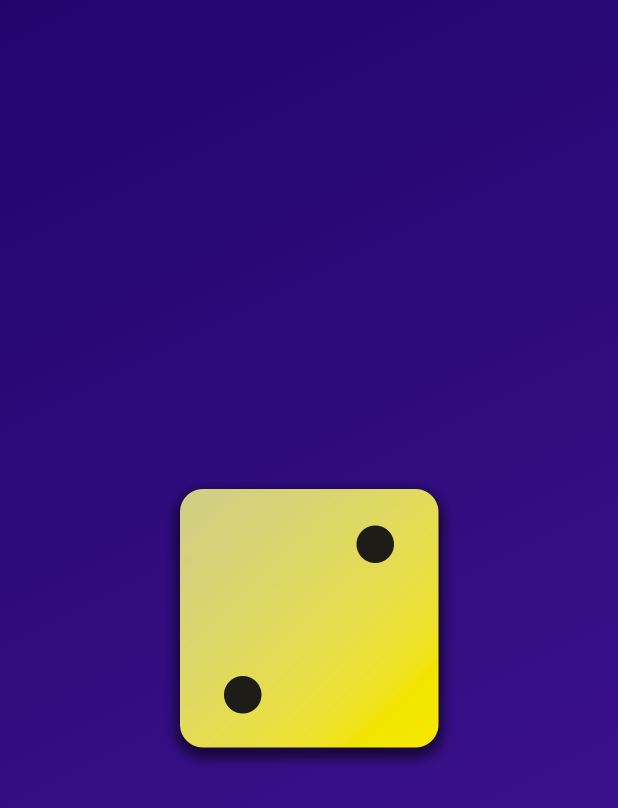
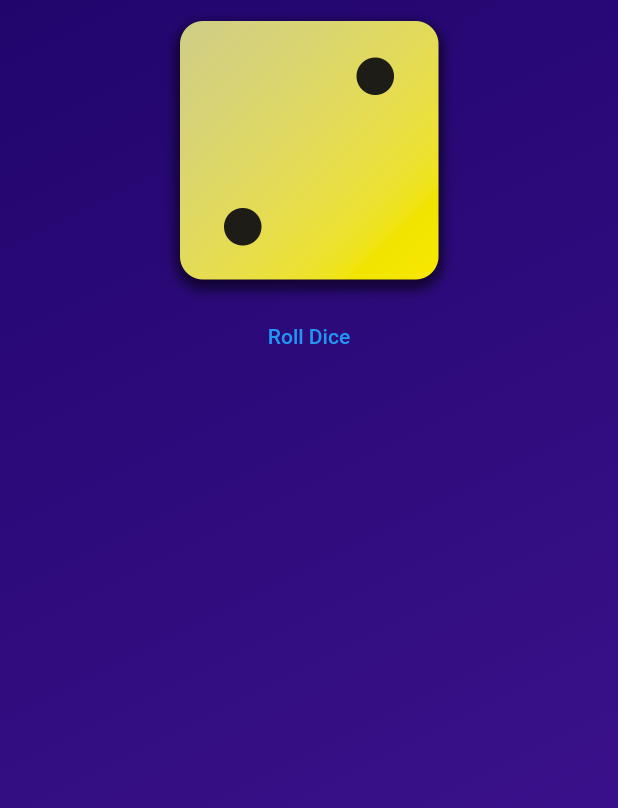
Before and after one commit to zakdim/fcg_basics, a Flutter app: the screen it shows after launch, on a phone screen of 412 x 824 dp. Shown: the top 808 px of the screen. Run offline on Flutter 3.47's test engine with Material 2 defaults, Android fonts, the phone set to English and light mode, and no system bars.

Commit message:
s02-45 Adding buttons & using functions as values

```diff
--- a/lib/gradient_container.dart
+++ b/lib/gradient_container.dart
@@ -15,6 +15,8 @@ class GradientContainer extends StatelessWidget {
   final Color color1;
   final Color color2;
 
+  void rollDice() {}
+
   @override
   Widget build(BuildContext context) {
     return Container(
@@ -26,9 +28,17 @@ class GradientContainer extends StatelessWidget {
         ),
       ),
       child: Center(
-        child: Image.asset(
-          'assets/images/dice-2.png',
-          width: 200,
+        child: Column(
+          children: [
+            Image.asset(
+              'assets/images/dice-2.png',
+              width: 200,
+            ),
+            TextButton(
+              onPressed: rollDice,
+              child: const Text('Roll Dice'),
+            ),
+          ],
         ),
       ),
     );
```
